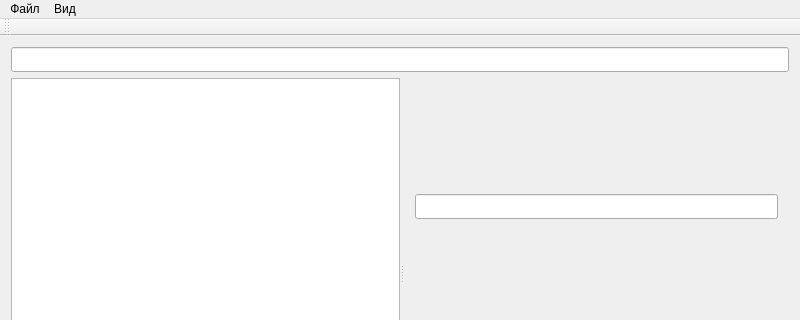
Before: the Qt Designer form mainwindow.ui in eugeen3/FileManager, drawn with Qt 5; both pictures show x 0 to 800 and y 0 to 320 of the 800 by 500 pixel window.
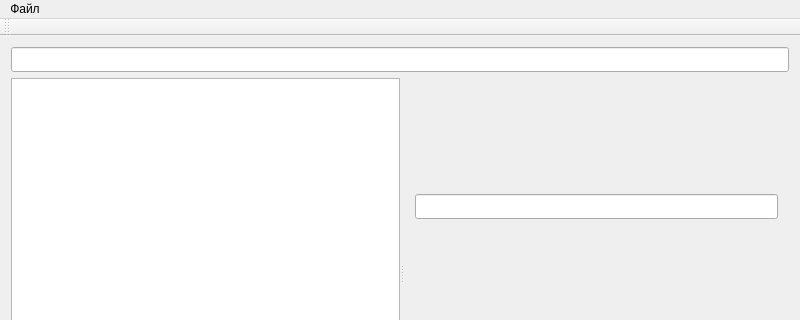
After: the same form once the commit is applied.

What changed in the file:
```diff
--- a/mainwindow.ui
+++ b/mainwindow.ui
@@ -192,16 +192,7 @@
     </property>
     <addaction name="CreateFile"/>
    </widget>
-   <widget class="QMenu" name="viewModel">
-    <property name="title">
-     <string>Вид</string>
-    </property>
-    <addaction name="list"/>
-    <addaction name="table"/>
-    <addaction name="icons"/>
-   </widget>
    <addaction name="createNew"/>
-   <addaction name="viewModel"/>
   </widget>
   <widget class="QToolBar" name="mainToolBar">
    <attribute name="toolBarArea">
```
